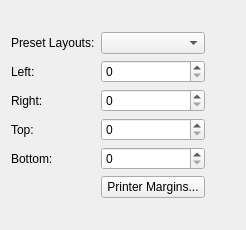
First picture: the form in scribus/ui/newmarginwidgetbase.ui, repository scribusproject/scribus, before the edit.
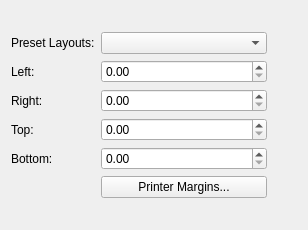
Second picture: the form after the edit. Custom widgets are drawn as their Qt base class.

```diff
--- a/scribus/ui/newmarginwidgetbase.ui
+++ b/scribus/ui/newmarginwidgetbase.ui
@@ -6,7 +6,7 @@
    <rect>
     <x>0</x>
     <y>0</y>
-    <width>246</width>
+    <width>308</width>
     <height>230</height>
    </rect>
   </property>
@@ -161,8 +161,8 @@
  <customwidgets>
   <customwidget>
    <class>ScrSpinBox</class>
-   <extends>QSpinBox</extends>
-   <header location="global">ui/scrspinbox.h</header>
+   <extends>QDoubleSpinBox</extends>
+   <header>ui/scrspinbox.h</header>
   </customwidget>
   <customwidget>
    <class>LinkButton</class>
```
Left out of the diff: 2 changed lines with no effect on the pictures.
